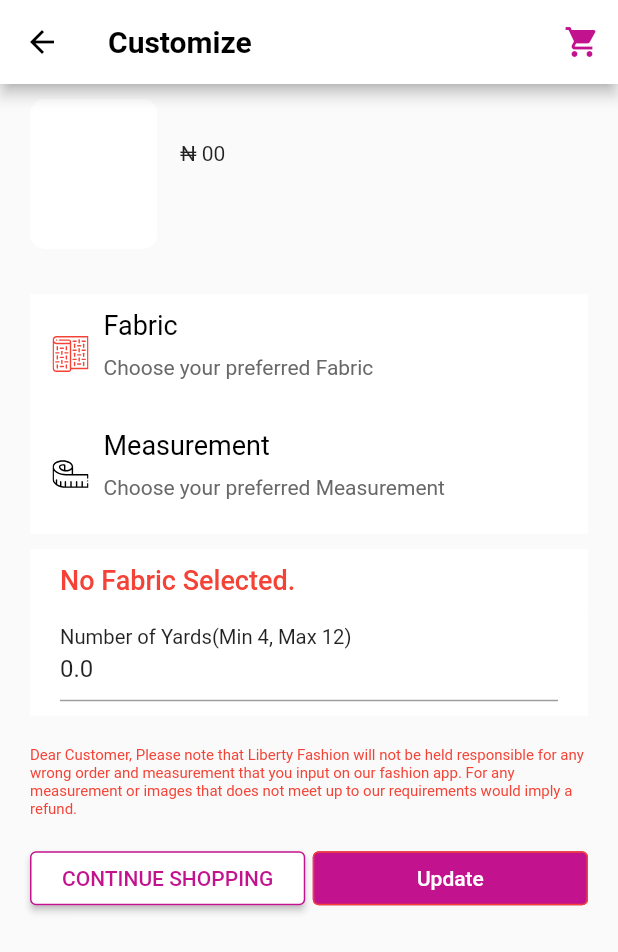
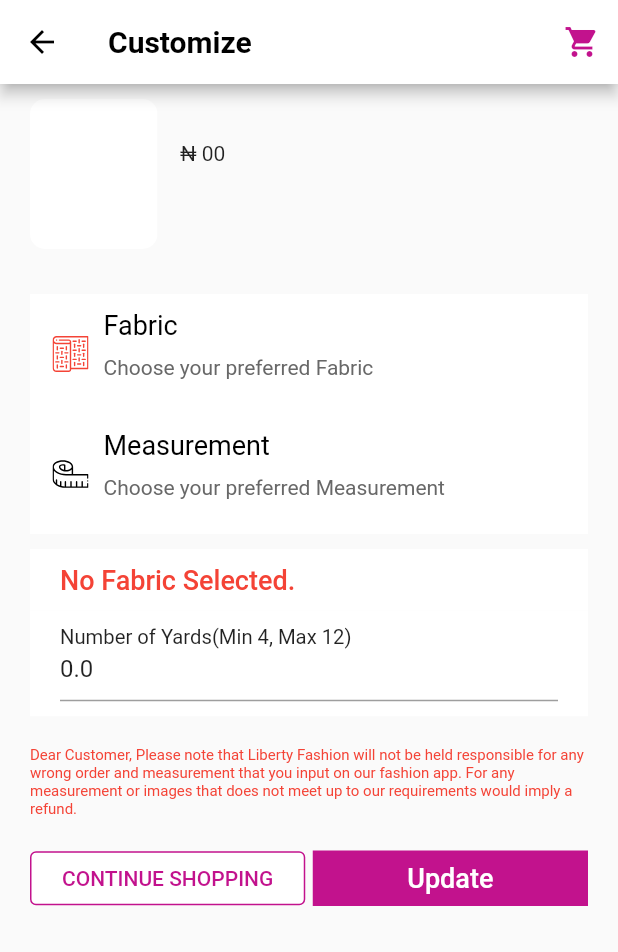
Before and after one commit to lexican/liberty_fashion, a Flutter app: the ProceedPage screen opened directly with empty values, on a phone screen of 412 x 824 dp. Shown: the top 952 px of the screen. Run offline on Flutter 3.47's test engine with Material 2 defaults, Android fonts, the light colour scheme and no system bars; drawn by our look-alikes of cached_network_image; our stand-ins replace cloud_firestore, firebase_core, flutter_svg, fluttertoast, logger, modal_bottom_sheet and 1 more; accounts and stored records are empty; network calls fail; Roboto replaces fonts that are missing (SegoeUi).

Commit message:
create liberty fashion outline button

```diff
--- /dev/null
+++ b/lib/src/core/widgets/buttons/liberty_fashion_button.dart
@@ -0,0 +1,56 @@
+import 'package:flutter/material.dart';
+import 'package:liberty_fashion/src/core/utils/app_utils.dart';
+
+class LibertyFashionButton extends StatelessWidget {
+  final Function()? onPressed;
+  final String buttonText;
+  final Color? buttonTextColor;
+  final Color? buttonBackgroundColor;
+  final double? buttonTextFontSize;
+  final bool outline;
+  const LibertyFashionButton(
+      {Key? key,
+      this.onPressed,
+      required this.buttonText,
+      this.buttonTextColor,
+      this.buttonBackgroundColor,
+      this.buttonTextFontSize,
+      this.outline = false})
+      : super(key: key);
+
+  const LibertyFashionButton.outline(
+      {Key? key,
+      this.onPressed,
+      required this.buttonText,
+      this.buttonTextColor,
+      this.buttonBackgroundColor,
+      this.buttonTextFontSize,
+      this.outline = true})
+      : super(key: key);
+
+  @override
+  Widget build(BuildContext context) {
+    return TextButton(
+      style: ButtonStyle(
+        shape: MaterialStateProperty.all(
+          RoundedRectangleBorder(
+              borderRadius:
+                  outline ? BorderRadius.circular(4) : BorderRadius.zero,
+              side: BorderSide(
+                  color: outline ? primaryColor : Colors.transparent)),
+        ),
+        backgroundColor:
+            MaterialStateProperty.all(buttonBackgroundColor ?? primaryColor),
+      ),
+      child: Text(
+        buttonText,
+        style: TextStyle(
+          fontSize: buttonTextFontSize ?? 18,
+          color: buttonTextColor ?? Colors.white,
+          fontFamily: "SegoeUi",
+        ),
+      ),
+      onPressed: onPressed,
+    );
+  }
+}
--- a/lib/src/features/men_measurement_modal/men_measurement_modal.dart
+++ b/lib/src/features/men_measurement_modal/men_measurement_modal.dart
@@ -3,6 +3,7 @@ import 'dart:convert';
 import 'package:flutter/material.dart';
 import 'package:liberty_fashion/src/core/models/models.dart';
 import 'package:liberty_fashion/src/core/utils/utils.dart';
+import 'package:liberty_fashion/src/core/widgets/buttons/liberty_fashion_button.dart';
 import 'package:liberty_fashion/src/core/widgets/input_fields/liberty_fashion_text_field.dart';
 import 'package:shared_preferences/shared_preferences.dart';
 
@@ -34,7 +35,6 @@ class _MenMeasurementModalState extends State<MenMeasurementModal> {
   final TextEditingController _trouserTip = TextEditingController();
 
   final TextEditingController _info = TextEditingController();
-
 
   late String type;
 
@@ -358,20 +358,12 @@ class _MenMeasurementModalState extends State<MenMeasurementModal> {
                               width: 120,
                               height: 40,
                               decoration: BoxDecoration(
-                                  color: primaryColor,
-                                  borderRadius: BorderRadius.circular(10)),
-                              child: Center(
-                                child: FlatButton(
-                                  child: const Text(
-                                    "Save",
-                                    style: TextStyle(
-                                      fontSize: 18,
-                                      color: Colors.white,
-                                      fontFamily: "SegoeUi",
-                                    ),
-                                  ),
-                                  onPressed: validateAndSubmitMenMeasurement,
-                                ),
+                                color: primaryColor,
+                                borderRadius: BorderRadius.circular(10),
+                              ),
+                              child: LibertyFashionButton(
+                                buttonText: 'Save',
+                                onPressed: validateAndSubmitMenMeasurement,
                               ),
                             ),
                           ),
--- a/lib/src/features/product_add_measurement/product_add_measurement.dart
+++ b/lib/src/features/product_add_measurement/product_add_measurement.dart
@@ -6,6 +6,7 @@ import 'package:flutter_svg/flutter_svg.dart';
 import 'package:fluttertoast/fluttertoast.dart';
 import 'package:liberty_fashion/src/core/models/models.dart';
 import 'package:liberty_fashion/src/core/utils/utils.dart';
+import 'package:liberty_fashion/src/core/widgets/buttons/liberty_fashion_button.dart';
 import 'package:liberty_fashion/src/core/widgets/decimal_text_input_formatter/decimal_text_input_formatter.dart';
 import 'package:liberty_fashion/src/core/widgets/modals/floating_modal.dart';
 import 'package:liberty_fashion/src/features/fabric_list/fabric_list.dart';
@@ -508,33 +509,19 @@ class _ProceedPageState extends State<ProceedPage> {
       child: Row(
         children: [
           Expanded(
-            child: RaisedButton(
-              shape: RoundedRectangleBorder(
-                  borderRadius: BorderRadius.circular(4.0),
-                  side: const BorderSide(color: primaryColor)),
-              onPressed: () {
-                // Navigator.push(
-                //   context,
-                //   MaterialPageRoute(builder: (context) => LandingPage()),
-                // );
-              },
-              color: Colors.white,
-              textColor: primaryColor,
-              child: Text("CONTINUE SHOPPING".toUpperCase(),
-                  style: const TextStyle(fontSize: 14)),
-            ),
+            child: LibertyFashionButton.outline(
+                buttonText: 'CONTINUE SHOPPING',
+                onPressed: () {},
+                buttonBackgroundColor: Colors.white,
+                buttonTextColor: primaryColor,
+                buttonTextFontSize: 14),
           ),
           const SizedBox(
             width: 5,
           ),
           Expanded(
-            child: FlatButton(
-              shape: RoundedRectangleBorder(
-                  borderRadius: BorderRadius.circular(4.0),
-                  side: const BorderSide(color: Colors.red)),
-              color: primaryColor,
-              textColor: Colors.white,
-              padding: const EdgeInsets.all(8.0),
+            child: LibertyFashionButton(
+              buttonText: mode == "New" ? "ADD TO CART" : "Update",
               onPressed: () {
                 if (collectionName == "Fabric") {
                   addToCart(fabric);
@@ -573,7 +560,6 @@ class _ProceedPageState extends State<ProceedPage> {
                         textColor: Colors.white,
                         fontSize: 16.0);
                   } else {
-                    print("here");
                     addToCart(product);
                     // Navigator.push(
                     //   context,
@@ -584,12 +570,6 @@ class _ProceedPageState extends State<ProceedPage> {
                   }
                 }
               },
-              child: Text(
-                mode == "New" ? "ADD TO CART" : "Update",
-                style: const TextStyle(
-                  fontSize: 14.0,
-                ),
-              ),
             ),
           ),
         ],
@@ -1083,7 +1063,7 @@ class _ProceedPageState extends State<ProceedPage> {
                       )
                     ],
                   ),
-                   const SizedBox(
+                  const SizedBox(
                     height: 10,
                   ),
                   bottom()
--- a/lib/src/features/women_measurement_modal/woman_measurement_modal.dart
+++ b/lib/src/features/women_measurement_modal/woman_measurement_modal.dart
@@ -1,6 +1,7 @@
 import 'dart:convert';
 
 import 'package:flutter/material.dart';
+import 'package:liberty_fashion/src/core/widgets/buttons/liberty_fashion_button.dart';
 import 'package:liberty_fashion/src/core/widgets/input_fields/liberty_fashion_text_field.dart';
 import 'package:shared_preferences/shared_preferences.dart';
 
@@ -663,17 +664,9 @@ class _WomenMeasurementModalState extends State<WomenMeasurementModal> {
                                 borderRadius: BorderRadius.circular(10),
                               ),
                               child: Center(
-                                child: FlatButton(
-                                  //color: Colors.white,
-                                  child: const Text(
-                                    "Save",
-                                    style: TextStyle(
-                                        fontSize: 18,
-                                        color: Colors.white,
-                                        fontFamily: "SegoeUi"),
-                                  ),
+                                child: LibertyFashionButton(
+                                  buttonText: 'Save',
                                   onPressed: validateAndSubmitWomenMeasurement,
-                                  //isSubmitting ? null : validateAndSubmit,
                                 ),
                               ),
                             ),
```
